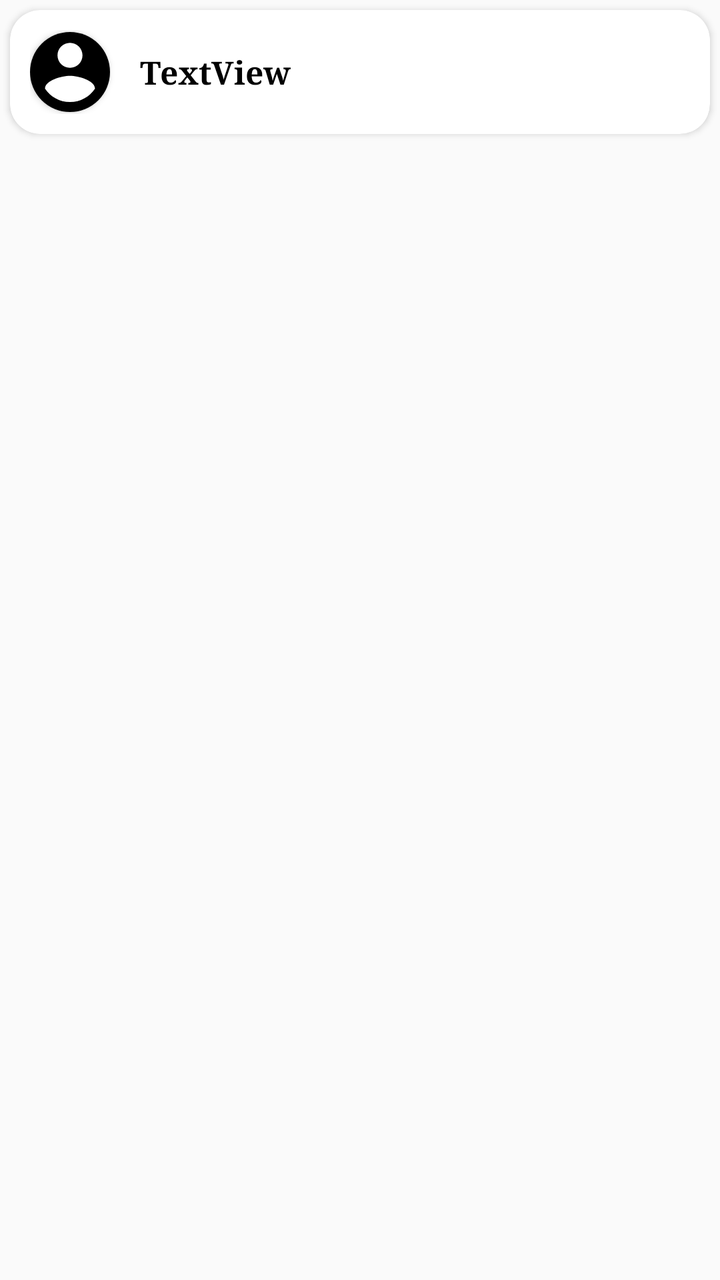
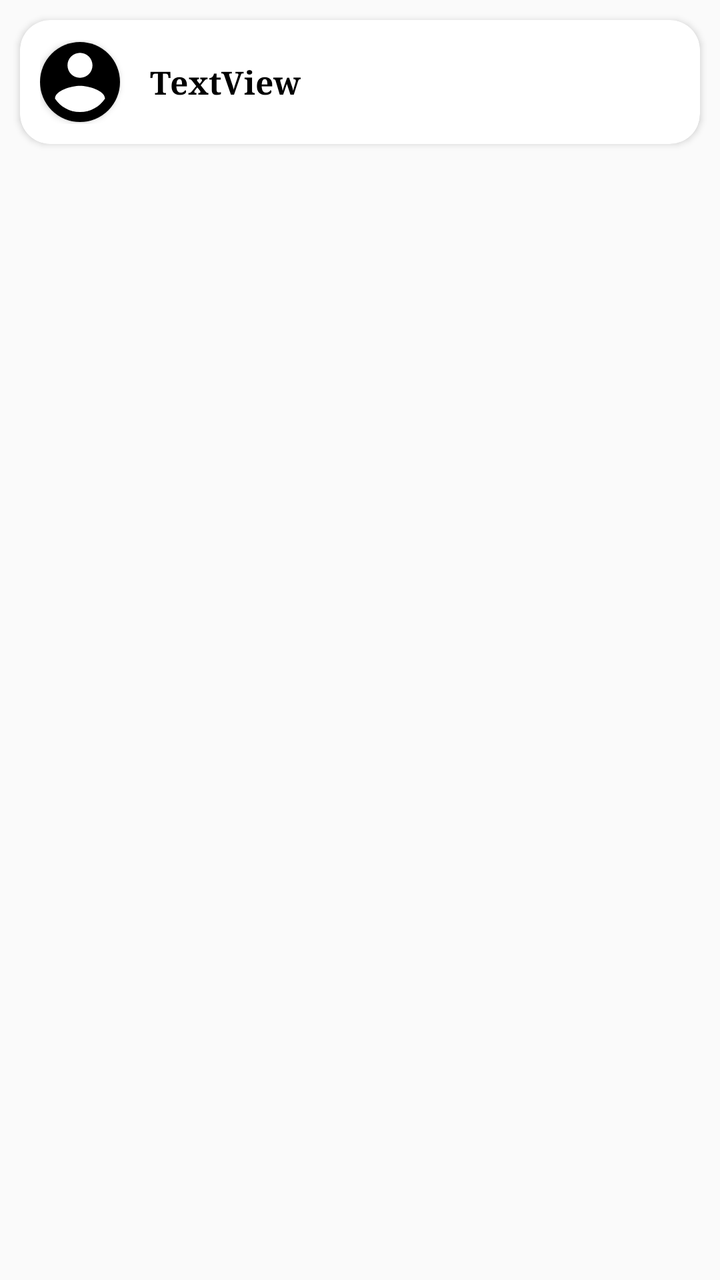

Before-and-after screenshots of an Android layout around one commit, followed by the original layout XML and the change that was made.
<!-- AndroidManifest.xml: application theme Theme.LawAdvat -->
<!-- res/layout/custom_chatlistview.xml -->
<?xml version="1.0" encoding="utf-8"?>
<androidx.appcompat.widget.LinearLayoutCompat xmlns:android="http://schemas.android.com/apk/res/android"
    android:layout_width="match_parent"
    android:layout_height="match_parent"
    xmlns:app="http://schemas.android.com/apk/res-auto">
    <androidx.cardview.widget.CardView
        android:layout_width="match_parent"
        android:layout_height="wrap_content"
        android:layout_gravity="top"
        android:id="@+id/lawyer_appointmen_cardview"
        app:cardCornerRadius="15dp"
        android:layout_margin="05dp">
    <LinearLayout
        android:layout_width="match_parent"
        android:layout_height="wrap_content"
        android:id="@+id/lawyer_appointmen_linear"
        android:orientation="vertical">
    <LinearLayout
        android:layout_width="match_parent"
        android:layout_height="wrap_content"
        android:padding="10dp"
        android:orientation="horizontal">
    <androidx.cardview.widget.CardView
        android:layout_width="40dp"
        app:cardCornerRadius="40dp"
        android:layout_gravity="center"
        android:layout_height="40dp">
        <ImageView
            android:id="@+id/chatuser_img"
            android:layout_width="50dp"
            android:layout_height="50dp"
            android:layout_gravity="center"
            app:layout_constraintBottom_toBottomOf="parent"
            app:layout_constraintStart_toStartOf="parent"
            app:layout_constraintTop_toTopOf="parent"
            app:srcCompat="@drawable/baseline_account_circle_24" />
    </androidx.cardview.widget.CardView>
    <LinearLayout
        android:layout_width="match_parent"
        android:layout_height="wrap_content"
        android:padding="10dp"
        android:layout_marginLeft="05dp"
        android:orientation="vertical">
    <TextView
        android:id="@+id/chatuser_name"
        android:layout_width="wrap_content"
        android:layout_height="wrap_content"
        android:text="TextView"
        android:textStyle="bold"
        android:fontFamily="serif"
        android:textColor="@color/black"
        app:layout_constraintBottom_toBottomOf="@+id/profile_lawyer_image"
        app:layout_constraintStart_toEndOf="@+id/profile_lawyer_image"
        app:layout_constraintTop_toTopOf="@+id/profile_lawyer_image" />
    </LinearLayout>
    </LinearLayout>
    </LinearLayout>
    </androidx.cardview.widget.CardView>
</androidx.appcompat.widget.LinearLayoutCompat>
<!-- resources referenced by this layout -->
<resources>
  <color name="black">#FF000000</color>
  <!-- drawable baseline_account_circle_24 (drawable) -->
  <vector android:height="24dp" android:tint="#000000"
      android:viewportHeight="24" android:viewportWidth="24"
      android:width="24dp" xmlns:android="http://schemas.android.com/apk/res/android">
      <path android:fillColor="@android:color/white" android:pathData="M12,2C6.48,2 2,6.48 2,12s4.48,10 10,10 10,-4.48 10,-10S17.52,2 12,2zM12,5c1.66,0 3,1.34 3,3s-1.34,3 -3,3 -3,-1.34 -3,-3 1.34,-3 3,-3zM12,19.2c-2.5,0 -4.71,-1.28 -6,-3.22 0.03,-1.99 4,-3.08 6,-3.08 1.99,0 5.97,1.09 6,3.08 -1.29,1.94 -3.5,3.22 -6,3.22z"/>
  </vector>
  <style name="Theme.LawAdvat" parent="Theme.MaterialComponents.DayNight.DarkActionBar.Bridge">
          
          <item name="colorPrimary">@color/white</item>
          <item name="colorPrimaryVariant">#FFFFFF</item>
          <item name="colorOnPrimary">#009688</item>
          
          <item name="colorSecondary">@color/teal_200</item>
          <item name="colorSecondaryVariant">@color/teal_700</item>
          <item name="colorOnSecondary">#FFFFFF</item>
          
          <item name="android:statusBarColor">#FFFFFF</item>
          
          <item name="titleTextColor">@color/black</item>
          <item name="fontFamily">serif</item>
          <item name="android:textSize">16sp</item>
      </style>
  <color name="white">#FFFFFFFF</color>
  <color name="teal_200">#FF03DAC5</color>
  <color name="teal_700">#FF018786</color>
</resources>

<!-- the commit's change to res/layout/custom_chatlistview.xml (unified diff, before → after) -->
@@ -9,7 +9,7 @@
         android:layout_gravity="top"
         android:id="@+id/lawyer_appointmen_cardview"
         app:cardCornerRadius="15dp"
-        android:layout_margin="05dp">
+        android:layout_margin="10dp">
     <LinearLayout
         android:layout_width="match_parent"
         android:layout_height="wrap_content"
